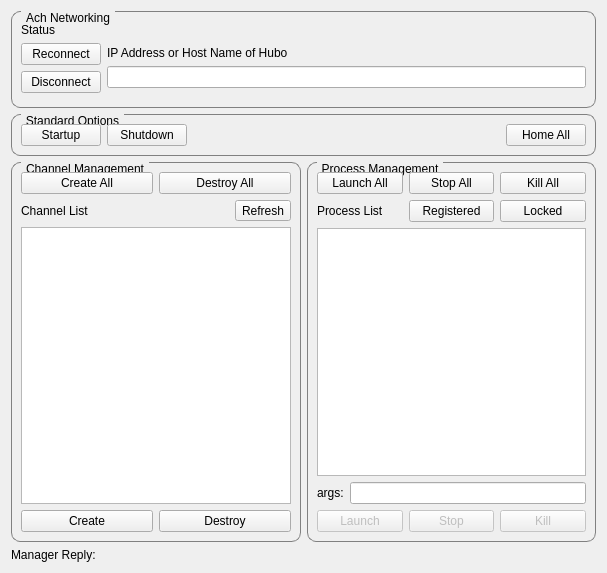
Qt form HuboQt/ui/ManagerWidget.ui (golems/HuboCan) before a commit.
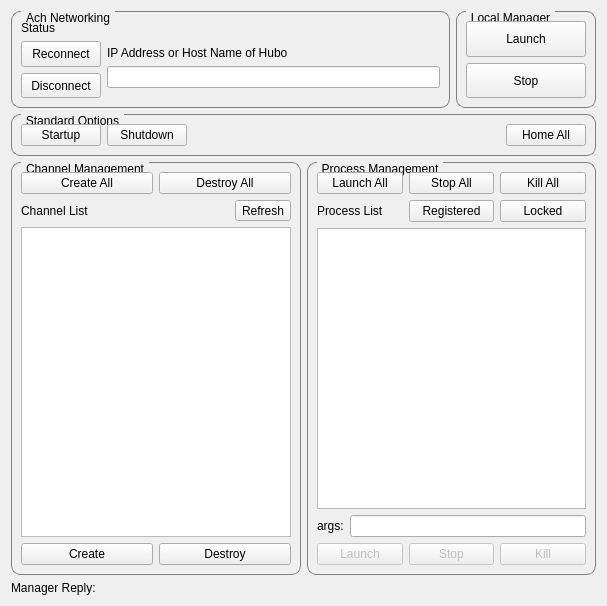
The same form after that commit.

Commit message: making local manager and using configs

Diff of the .ui file:
```diff
--- a/HuboQt/ui/ManagerWidget.ui
+++ b/HuboQt/ui/ManagerWidget.ui
@@ -7,7 +7,7 @@
     <x>0</x>
     <y>0</y>
     <width>607</width>
-    <height>573</height>
+    <height>606</height>
    </rect>
   </property>
   <property name="sizePolicy">
@@ -21,6 +21,8 @@
   </property>
   <layout class="QVBoxLayout" name="verticalLayout_3">
    <item>
+    <layout class="QHBoxLayout" name="TopLayout">
+     <item>
     <widget class="QGroupBox" name="AchNetworking">
      <property name="sizePolicy">
       <sizepolicy hsizetype="Minimum" vsizetype="Minimum">
@@ -49,22 +51,6 @@
        <layout class="QHBoxLayout" name="horizontalLayout">
         <item>
          <layout class="QVBoxLayout" name="verticalLayout">
-          <item>
-           <spacer name="verticalSpacer_4">
-            <property name="orientation">
-             <enum>Qt::Vertical</enum>
-            </property>
-            <property name="sizeType">
-             <enum>QSizePolicy::Minimum</enum>
-            </property>
-            <property name="sizeHint" stdset="0">
-             <size>
-              <width>20</width>
-              <height>2</height>
-             </size>
-            </property>
-           </spacer>
-          </item>
           <item>
            <widget class="QLabel" name="network_status">
             <property name="sizePolicy">
@@ -81,7 +67,7 @@
           <item>
            <widget class="QPushButton" name="reconnect">
             <property name="sizePolicy">
-             <sizepolicy hsizetype="Minimum" vsizetype="Fixed">
+               <sizepolicy hsizetype="Minimum" vsizetype="Preferred">
               <horstretch>0</horstretch>
               <verstretch>0</verstretch>
              </sizepolicy>
@@ -94,7 +80,7 @@
           <item>
            <widget class="QPushButton" name="disconnect">
             <property name="sizePolicy">
-             <sizepolicy hsizetype="Minimum" vsizetype="Fixed">
+               <sizepolicy hsizetype="Minimum" vsizetype="Preferred">
               <horstretch>0</horstretch>
               <verstretch>0</verstretch>
              </sizepolicy>
@@ -104,22 +90,6 @@
             </property>
            </widget>
           </item>
-          <item>
-           <spacer name="verticalSpacer_3">
-            <property name="orientation">
-             <enum>Qt::Vertical</enum>
-            </property>
-            <property name="sizeType">
-             <enum>QSizePolicy::Minimum</enum>
-            </property>
-            <property name="sizeHint" stdset="0">
-             <size>
-              <width>20</width>
-              <height>2</height>
-             </size>
-            </property>
-           </spacer>
-          </item>
          </layout>
         </item>
         <item>
@@ -202,6 +172,62 @@
 }</string>
      </property>
      <property name="title">
+        <string>Local Manager</string>
+       </property>
+       <layout class="QVBoxLayout" name="verticalLayout_8">
+        <item>
+         <widget class="QPushButton" name="localMgrLaunch">
+          <property name="sizePolicy">
+           <sizepolicy hsizetype="Preferred" vsizetype="Preferred">
+            <horstretch>0</horstretch>
+            <verstretch>0</verstretch>
+           </sizepolicy>
+          </property>
+          <property name="minimumSize">
+           <size>
+            <width>120</width>
+            <height>0</height>
+           </size>
+          </property>
+          <property name="text">
+           <string>Launch</string>
+          </property>
+         </widget>
+        </item>
+        <item>
+         <widget class="QPushButton" name="localMgrStop">
+          <property name="sizePolicy">
+           <sizepolicy hsizetype="Minimum" vsizetype="Preferred">
+            <horstretch>0</horstretch>
+            <verstretch>0</verstretch>
+           </sizepolicy>
+          </property>
+          <property name="text">
+           <string>Stop</string>
+          </property>
+         </widget>
+        </item>
+       </layout>
+      </widget>
+     </item>
+    </layout>
+   </item>
+   <item>
+    <widget class="QGroupBox" name="StandardOptions">
+     <property name="styleSheet">
+      <string notr="true">QGroupBox {
+    border: 1px solid gray;
+    border-radius: 9px;
+    margin-top: 0.5em;
+}
+
+QGroupBox::title {
+    subcontrol-origin: margin;
+    left: 10px;
+    padding: 0 3px 0 3px;
+}</string>
+     </property>
+     <property name="title">
       <string>Standard Options</string>
      </property>
      <layout class="QHBoxLayout" name="horizontalLayout_10">
```
Left out of the diff: 4 changed lines with no effect on the pictures. Lines whose indentation alone changed are shown as unchanged. The commit also changes 5 other files.
